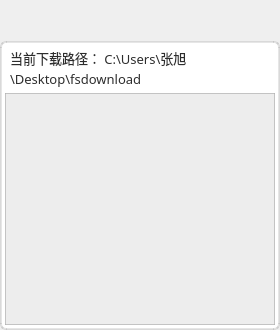
HuaGouFdog/Fdog-Kit, file Fdog-Kit/module_ssh/downloadwidget.ui: the form before one commit.
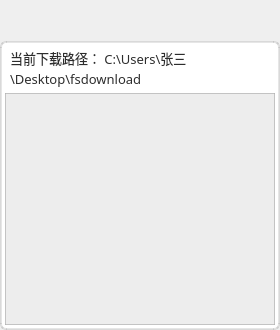
The form after the commit. Icons and pictures are not drawn.

```diff
--- a/Fdog-Kit/module_ssh/downloadwidget.ui
+++ b/Fdog-Kit/module_ssh/downloadwidget.ui
@@ -189,7 +189,7 @@
             <string notr="true"/>
            </property>
            <property name="text">
-            <string>当前下载路径： C:\Users\张旭\Desktop\fsdownload</string>
+            <string>当前下载路径： C:\Users\张三\Desktop\fsdownload</string>
            </property>
            <property name="alignment">
             <set>Qt::AlignLeading|Qt::AlignLeft|Qt::AlignVCenter</set>
```
Left out of the diff: 8 changed lines with no effect on the pictures.
